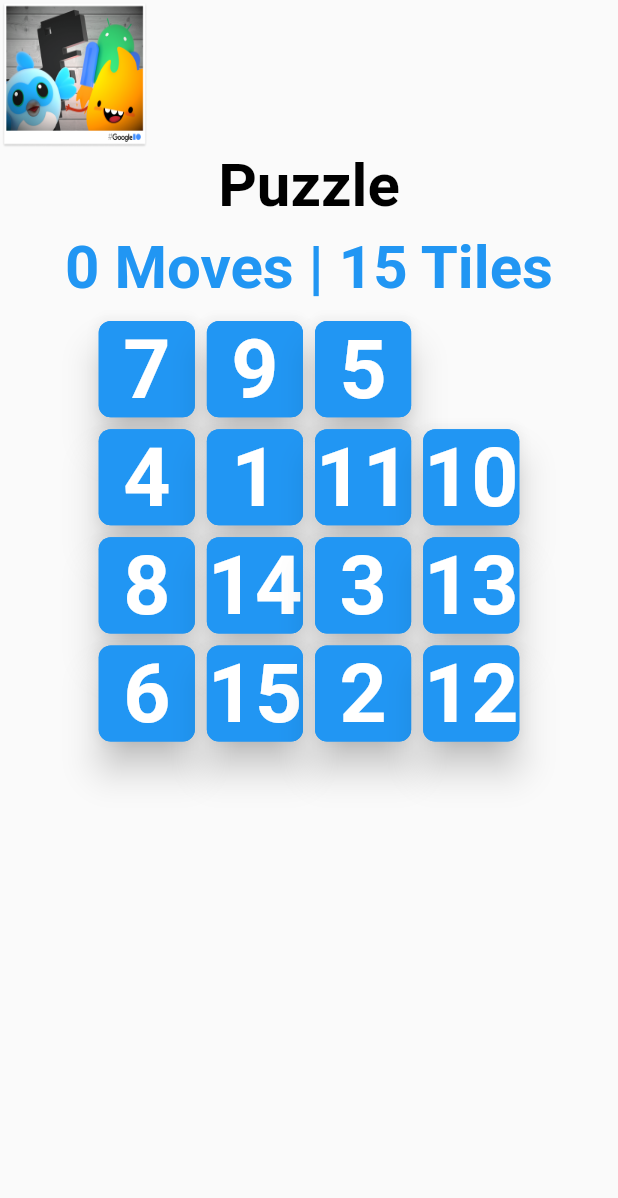
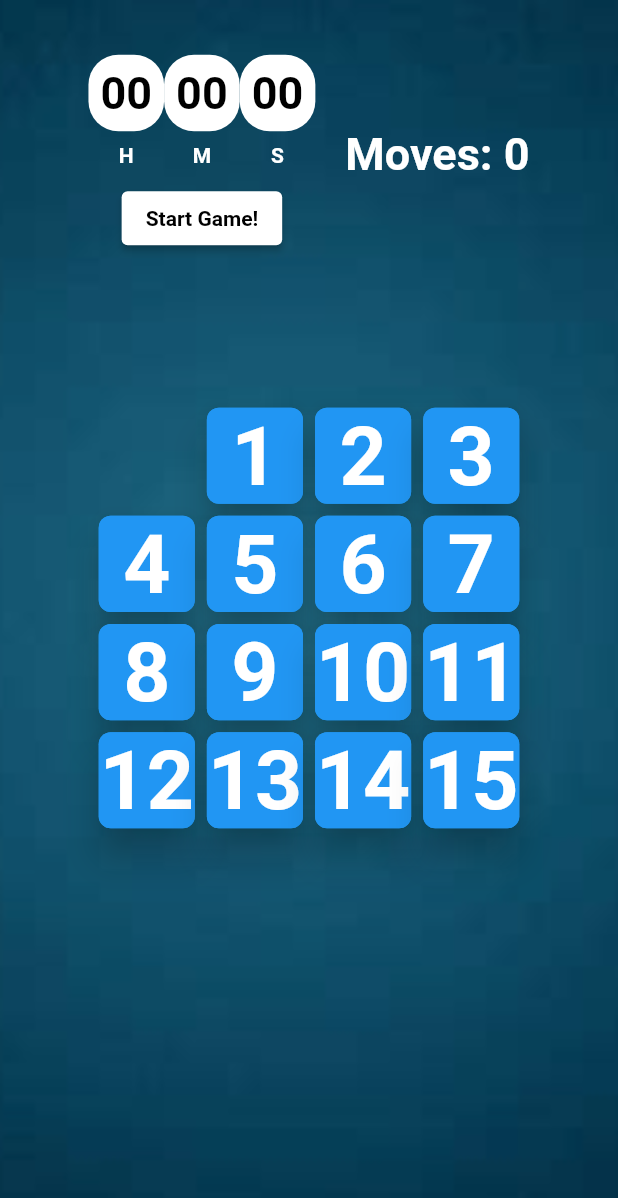
Before and after one commit to gutoFaria/slide_game, a Flutter app: the screen it shows after launch, on a phone screen of 412 x 824 dp. Shown: the top 1198 px of the screen. Run offline on Flutter 3.47's test engine with Material 2 defaults, Android fonts, the phone set to English and light mode, and no system bars; our stand-ins replace google_fonts.

Commit message:
puzzle game

```diff
--- a/slidegame/lib/main.dart
+++ b/slidegame/lib/main.dart
@@ -1,6 +1,7 @@
 import 'package:flutter/material.dart';
 
 import 'screens/board_screen.dart';
+import 'screens/puzzle_screen.dart';
 import 'screens/time_screen.dart';
 
 void main() {
@@ -20,7 +21,8 @@ class MyApp extends StatelessWidget {
         primarySwatch: Colors.blue,
       ),
       home: //const TimeScreen(),
-      const BoardScreen()
+      //const BoardScreen()
+      const PuzzleScreen()
     );
   }
 }
--- a/slidegame/lib/screens/puzzel_screen.dart
+++ /dev/null
@@ -1 +0,0 @@
-import 'package:flutter/material.dart';
--- /dev/null
+++ b/slidegame/lib/screens/puzzle_screen.dart
@@ -0,0 +1,333 @@
+import 'dart:async';
+
+import 'package:flutter/material.dart';
+import 'package:slidegame/widgets/grid_game.dart';
+
+class PuzzleScreen extends StatefulWidget {
+  const PuzzleScreen({super.key});
+
+  @override
+  State<PuzzleScreen> createState() => _PuzzleScreenState();
+}
+
+class _PuzzleScreenState extends State<PuzzleScreen> {
+  var number = [0, 1, 2, 3, 4, 5, 6, 7, 8, 9, 10, 11, 12, 13, 14, 15];
+  int numberOfMoves = 0;
+  bool startGame = false;
+  int cont = 0;
+  static const countdownDuration = Duration(minutes: 0);
+  Duration duration = const Duration();
+  Timer? timer;
+
+  bool isCountdown = true;
+
+  @override
+  void initState() {
+
+    reset();
+    super.initState();
+  }
+
+  onClick(index) {
+    int emptyIndex = number.lastIndexOf(0);
+    int previousIndex = index - 1;
+    int nextIndex = index + 1;
+    int previousRow = index - 4;
+    int nextRow = index + 4;
+
+    if (emptyIndex == previousIndex) {
+      setState(() {
+        number[previousIndex] = number[index];
+        number[index] = 0;
+        numberOfMoves++;
+      });
+    } else if (emptyIndex == nextIndex) {
+      setState(() {
+        number[nextIndex] = number[index];
+        number[index] = 0;
+        numberOfMoves++;
+      });
+    } else if (emptyIndex == previousRow) {
+      setState(() {
+        number[previousRow] = number[index];
+        number[index] = 0;
+        numberOfMoves++;
+      });
+    } else if (emptyIndex == nextRow) {
+      setState(() {
+        number[nextRow] = number[index];
+        number[index] = 0;
+        numberOfMoves++;
+      });
+    }
+
+    checkWinner();
+  }
+
+  stopGame(){
+    if(startGame == true){
+      startGame = false;
+    }
+    return null;
+  }
+
+  bool isShorted(List numberList){
+    int first = numberList.first;
+    for(int i =0; i < numberList.length; i++){
+      int nextNumber = numberList[i];
+      if(first > nextNumber){
+        return false;
+      }
+      first = numberList[i];
+    }
+    return true;
+  }
+
+  checkWinner(){
+    bool isWinner = isShorted(number);
+    if(isWinner){
+       showDialog(
+          barrierDismissible: false,
+          context: context,
+          builder: (_)=> AlertDialog(
+      shape: RoundedRectangleBorder(borderRadius: BorderRadius.circular(60)),
+      backgroundColor: Colors.green[100],
+      actionsAlignment: MainAxisAlignment.center,
+      title: const Text(
+        'End Game',
+        style: TextStyle(
+            fontSize: 36,
+            color: Colors.white,
+            fontWeight: FontWeight.bold),
+      ),
+      actions: [
+        ElevatedButton(
+            style: ElevatedButton.styleFrom(
+                shape: RoundedRectangleBorder(
+                    borderRadius: BorderRadius.circular(60))),
+            onPressed: () {
+              reset();
+            },
+            child: const Padding(
+              padding:  EdgeInsets.all(8.0),
+              child: Text('Reset Game',
+                  style: TextStyle(
+                      fontSize: 30,
+                      color: Colors.white,
+                      fontWeight: FontWeight.bold)),
+            )),
+
+      ],
+        ));
+    }
+  }
+
+
+  reset() {
+    if (isCountdown) {
+      cont = 0;
+      setState(() {
+        duration = countdownDuration;
+      });
+    } else {
+      setState(() {
+        duration = const Duration();
+      });
+    }
+  }
+
+  addTime() {
+    // contatodr regressar
+    //final addSeconds = isCountdown ? -1 : 1;
+    const addSeconds = 1;
+
+    setState(() {
+      final seconds = duration.inSeconds + addSeconds;
+
+      if (seconds < 0) {
+        timer?.cancel();
+      } else {
+        duration = Duration(seconds: seconds);
+      }
+    });
+  }
+
+  startTime({bool resets = true}) {
+    if (resets) {
+      reset();
+    }
+    startGame = true;
+    if(cont == 0){
+      number.shuffle();
+      cont = 1;
+    }
+
+    timer = Timer.periodic(const Duration(seconds: 1), (_) => addTime());
+  }
+
+  stopTimer({bool resets = true}) {
+    if (resets) {
+      reset();
+    }
+
+    stopGame();
+
+    setState(() {
+      timer?.cancel();
+    });
+  }
+
+  @override
+  Widget build(BuildContext context) {
+    return Scaffold(
+      body: Stack(
+        children: [
+          Container(
+            decoration: const BoxDecoration(
+                image: DecorationImage(
+                    image: AssetImage('assets/background.png'),
+                    fit: BoxFit.cover)),
+          ),
+          SafeArea(
+              child: Column(
+            children: [
+              Expanded(
+                  flex: 2,
+                  child: Center(
+                    child: Row(
+                      mainAxisAlignment: MainAxisAlignment.center,
+                      children: [
+                        Center(
+                          child: Column(
+                            mainAxisAlignment: MainAxisAlignment.center,
+                            children: [
+                              buildTime(),
+                              const SizedBox(
+                                height: 10,
+                              ),
+                              buildButtons()
+                            ],
+                          ),
+                        ),
+                        const SizedBox(
+                          width: 20,
+                        ),
+                         Text(
+                          'Moves: $numberOfMoves',
+                          style:const TextStyle(
+                              fontSize: 30,
+                              fontWeight: FontWeight.bold,
+                              color: Colors.white),
+                        )
+                      ],
+                    ),
+                  )),
+              Expanded(
+                  flex: 6,
+                  child: Container(
+                    child: Center(
+            child: Column(
+              mainAxisAlignment: MainAxisAlignment.center,
+              children: [
+                GridGame(
+                  number: number,
+                  onClick: startGame? onClick : stopTimer
+                )
+              ],
+            ),
+          ),
+                  )),
+            ],
+          ))
+        ],
+      ),
+    );
+  }
+
+  Widget buildTime() {
+    String twoDigits(int n) => n.toString().padLeft(2, '0');
+    final hours = twoDigits(duration.inHours);
+    final minutes = twoDigits(duration.inMinutes.remainder(60));
+    final seconds = twoDigits(duration.inSeconds.remainder(60));
+    return Row(
+      mainAxisAlignment: MainAxisAlignment.spaceBetween,
+      children: [
+        buildTimeCard(time: hours, header: 'H'),
+        buildTimeCard(time: minutes, header: 'M'),
+        buildTimeCard(time: seconds, header: 'S')
+      ],
+    );
+  }
+
+  Widget buildTimeCard({required String time, required String header}) {
+    return Column(
+      mainAxisAlignment: MainAxisAlignment.center,
+      children: [
+        Container(
+          padding: const EdgeInsets.all(8),
+          decoration: BoxDecoration(
+              color: Colors.white, borderRadius: BorderRadius.circular(20)),
+          child: Text(
+            time,
+            style: const TextStyle(
+                fontWeight: FontWeight.bold, color: Colors.black, fontSize: 30),
+          ),
+        ),
+        const SizedBox(height: 8,),
+        Text(header,
+        style: const TextStyle(
+          color: Colors.white,
+          fontWeight: FontWeight.bold
+        ),
+        )
+      ],
+    );
+  }
+
+  Widget buildButtons() {
+    final isRunning = timer == null ? false : timer!.isActive;
+    final isCompleted = duration.inSeconds == 0;
+
+    return isRunning || !isCompleted
+        ? Row(
+            mainAxisAlignment: MainAxisAlignment.center,
+            children: [
+              ElevatedButton(
+                  onPressed: () {
+                    if (isRunning) {
+                      stopTimer(resets: false);
+                    } else {
+                      startTime(resets: false);
+                    }
+                  },
+                  style:
+                      ElevatedButton.styleFrom(backgroundColor: Colors.white),
+                  child: Text(
+                    isRunning ? 'STOP' : 'RESUME',
+                    style: const TextStyle(
+                        color: Colors.black, fontWeight: FontWeight.bold),
+                  )),
+              const SizedBox(
+                width: 12,
+              ),
+              ElevatedButton(
+                  onPressed: stopTimer,
+                  style:
+                      ElevatedButton.styleFrom(backgroundColor: Colors.white),
+                  child: const Text('CANCEL',
+                      style: TextStyle(
+                          color: Colors.black, fontWeight: FontWeight.bold))),
+            ],
+          )
+        : ElevatedButton(
+            onPressed: () {
+              startTime();
+            },
+            style: ElevatedButton.styleFrom(backgroundColor: Colors.white),
+            child: const Text(
+              'Start Game!',
+              style:
+                  TextStyle(color: Colors.black, fontWeight: FontWeight.bold),
+            ));
+  }
+}
--- /dev/null
+++ b/slidegame/lib/widgets/grid_game.dart
@@ -0,0 +1,60 @@
+import 'package:flutter/material.dart';
+import 'package:google_fonts/google_fonts.dart';
+
+class GridGame extends StatelessWidget {
+    GridGame({
+    Key? key,
+    required this.number,
+    required this.onClick,
+  }) : super(key: key);
+
+  var number = [];
+  Function onClick;
+
+  @override
+  Widget build(BuildContext context) {
+    return Container(
+
+      height: MediaQuery.of(context).size.height*0.6,
+      width: MediaQuery.of(context).size.width*0.7,
+      child: GridView.builder(
+        itemCount:number.length ,
+        gridDelegate: const SliverGridDelegateWithFixedCrossAxisCount(
+          crossAxisCount: 4
+        ),itemBuilder:(context,index){
+          return number[index] !=0 ? GestureDetector(
+            onTap: (){
+              onClick(index);
+            },
+            child: Card(
+              elevation: 10,
+              color: Colors.blue,
+              shape: RoundedRectangleBorder(
+                borderRadius: BorderRadius.circular(8)
+              ),
+              child: Container(
+                height: 50,
+                width: 50,
+                decoration:  BoxDecoration(
+                  color: Colors.blue,
+                  borderRadius: BorderRadius.circular(8)
+                ),
+                child: Center(
+                  child: FittedBox(
+                    child: Text(number[index].toString(),
+                    style: GoogleFonts.roboto(
+                      color: Colors.white,
+                      fontSize: 60,
+                      fontWeight: FontWeight.bold
+                    ),),
+                  ),
+                ),
+              ),
+            ),
+          ):
+          const SizedBox.shrink();
+        } ,
+      )
+    );
+  }
+}
```
Also changed, not shown: slidegame/lib/screens/time_screen.dart (+7 -9 lines), slidegame/assets/background.png (added).
